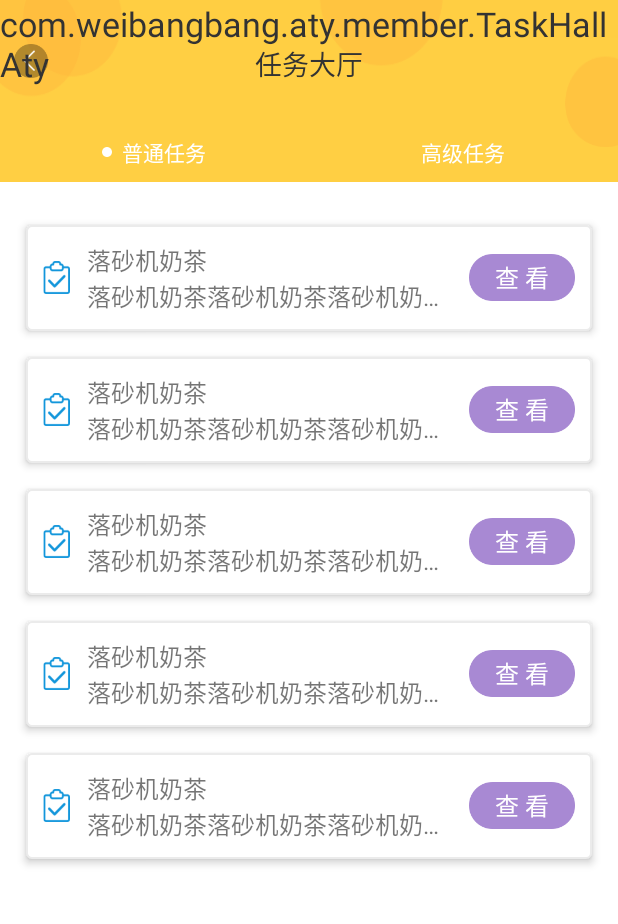
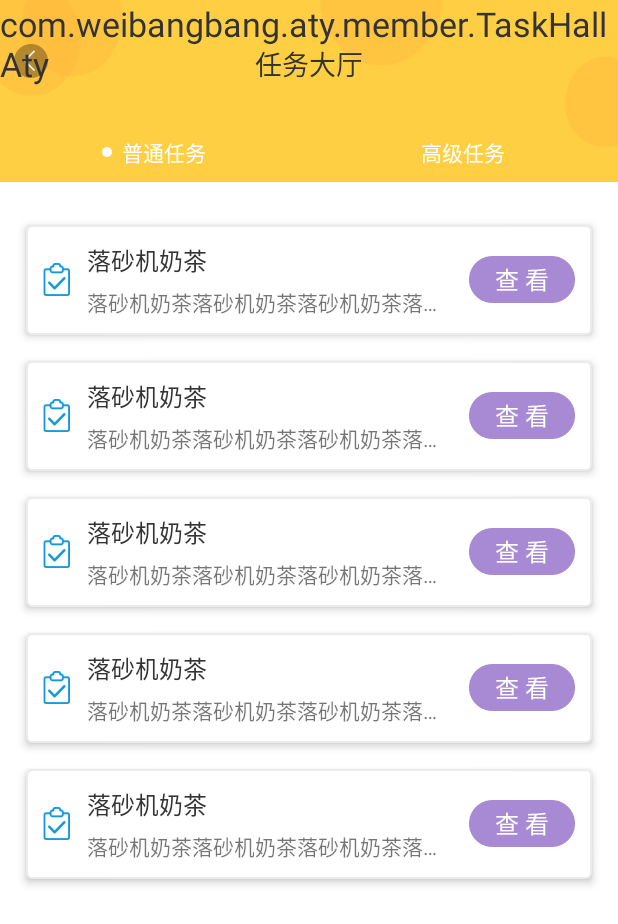
Before and after one commit to zyf19930419/baping, an Android app: the fragment MemberMainFgt placed in its activity, after a tap on "任务大厅", on a phone screen of 412 x 824 dp. Shown: the top 924 px of the screen. Run offline under Robolectric (Android 15) with nearby library versions, the phone set to English and light mode, and no system bars; libraries missing offline, so code that uses them is left out: com.mob, com.tencent.mm, com.youth.banner; pictures from the network do not load; 13 statements that could not run were skipped.

Commit message:
微帮帮布局搭建

```diff
--- a/app/src/main/res/layout/task_item.xml
+++ b/app/src/main/res/layout/task_item.xml
@@ -1,49 +1,55 @@
 <?xml version="1.0" encoding="utf-8"?>
 <LinearLayout xmlns:android="http://schemas.android.com/apk/res/android"
-    android:orientation="horizontal"
     android:layout_width="match_parent"
     android:layout_height="wrap_content"
+    android:layout_marginEnd="15dp"
+    android:layout_marginStart="15dp"
+    android:layout_marginTop="15dp"
     android:background="@drawable/edit_shape"
     android:elevation="3dp"
-    android:paddingTop="10dp"
+    android:gravity="center_vertical"
+    android:orientation="horizontal"
     android:paddingBottom="10dp"
-    android:gravity="center_vertical"
-    android:layout_marginStart="15dp"
-    android:layout_marginEnd="15dp"
-    android:layout_marginTop="15dp">
+    android:paddingTop="10dp">
 
     <ImageView
+        android:layout_width="wrap_content"
+        android:layout_height="wrap_content"
         android:layout_marginStart="10dp"
-        android:src="@mipmap/icon_task"
-        android:layout_width="wrap_content"
-        android:layout_height="wrap_content" />
+        android:src="@mipmap/icon_task" />
+
     <LinearLayout
         android:layout_width="0dp"
+        android:layout_height="wrap_content"
+        android:layout_marginStart="10dp"
         android:layout_weight="1"
-        android:layout_marginStart="10dp"
-        android:orientation="vertical"
-        android:layout_height="wrap_content">
+        android:orientation="vertical">
 
         <TextView
+            android:layout_width="wrap_content"
+            android:layout_height="wrap_content"
             android:text="落砂机奶茶"
+            android:textColor="@color/txt_black" />
+
+        <TextView
             android:layout_width="wrap_content"
-            android:layout_height="wrap_content" />
-        <TextView
+            android:layout_height="wrap_content"
+            android:layout_marginTop="5dp"
+            android:ellipsize="end"
+            android:maxLines="1"
             android:text="落砂机奶茶落砂机奶茶落砂机奶茶落砂机奶茶"
-            android:maxLines="1"
-            android:ellipsize="end"
-            android:layout_width="wrap_content"
-            android:layout_height="wrap_content" />
+            android:textSize="12sp" />
 
     </LinearLayout>
+
     <TextView
-        android:textColor="@color/white"
-        android:text="查 看"
-        android:gravity="center"
+        android:layout_width="wrap_content"
+        android:layout_height="wrap_content"
         android:layout_marginEnd="10dp"
         android:layout_marginStart="10dp"
         android:background="@mipmap/icon_button_bg"
-        android:layout_width="wrap_content"
-        android:layout_height="wrap_content" />
+        android:gravity="center"
+        android:text="查 看"
+        android:textColor="@color/white" />
 
 </LinearLayout>
```
Also changed, not shown: app/src/main/res/layout/fgt_member.xml (+4 -8 lines), app/src/main/res/layout/fgt_personal.xml (+3 -5 lines), app/src/main/res/layout/layout_home.xml (+34 -26 lines).
